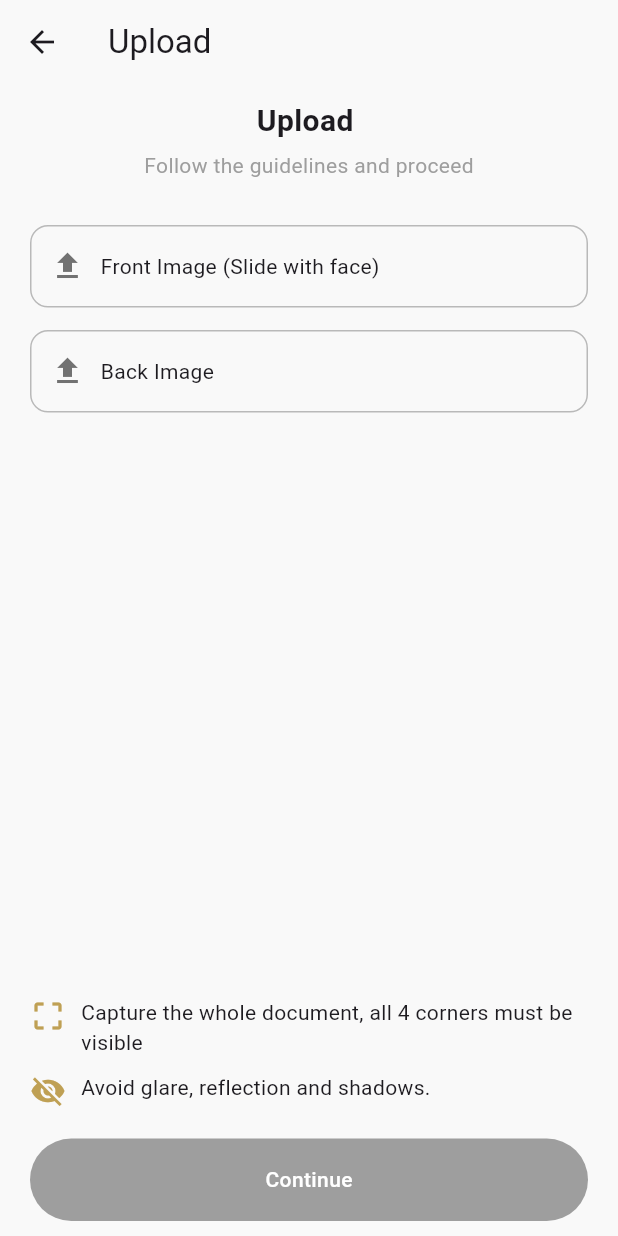
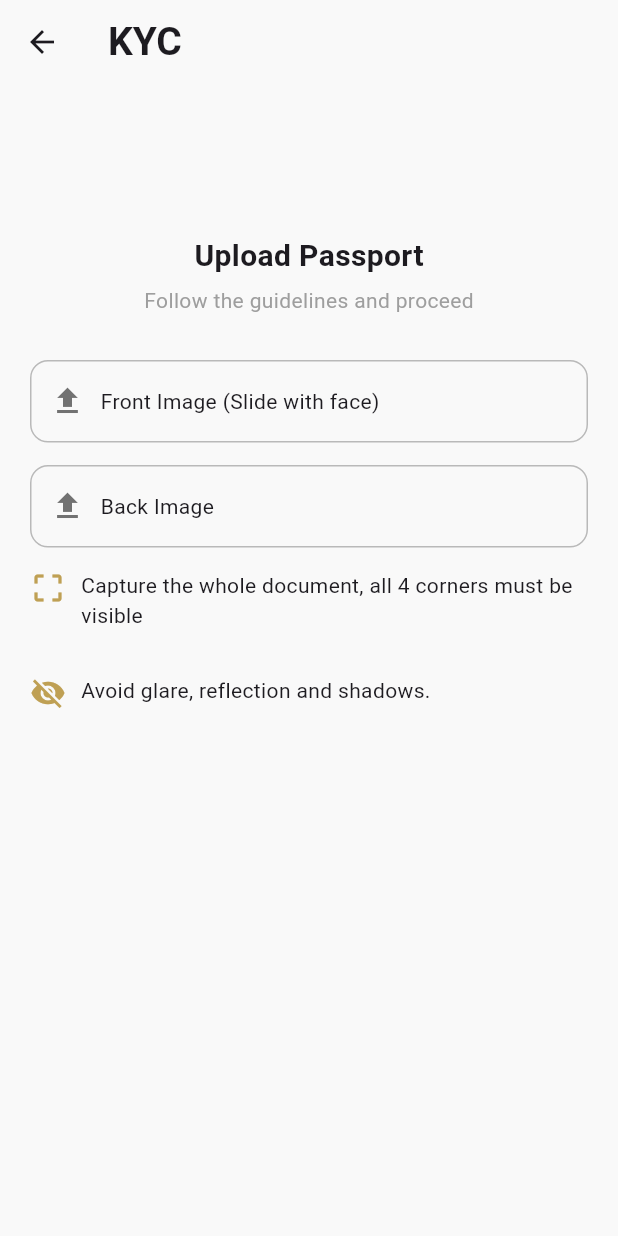
Before and after one commit to sufiyan454/goldvault_project, a Flutter app: the UploadScreen screen opened directly with empty values, on a phone screen of 412 x 824 dp. Run offline on Flutter 3.47's test engine with Material 3 defaults, Android fonts, the phone set to English and light mode, and no system bars.

Commit message:
User adjustments to layout spacing and strings

```diff
--- a/lib/features/auth/screens/upload_screen.dart
+++ b/lib/features/auth/screens/upload_screen.dart
@@ -87,7 +87,7 @@ class UploadScreen extends StatelessWidget {
     return Scaffold(
       backgroundColor: AppColors.background,
       appBar: AppBar(
-        title: Text("Upload $type"),
+        title: Text("KYC",style: TextStyle(fontSize: 26,fontWeight: FontWeight.bold),),
         backgroundColor: Colors.transparent,
         elevation: 0,
       ),
@@ -102,11 +102,13 @@ class UploadScreen extends StatelessWidget {
               child: Column(
                 mainAxisAlignment: MainAxisAlignment.spaceBetween,
                 children: [
-                  // TOP CONTENT (Cards)
-                  Column(
+
+                  Padding(
+                    padding: const EdgeInsets.only(top: 90),
+                    child: Column(
                       children: [
                         Text(
-                        "Upload $type",
+                          "Upload Passport",
                           style: const TextStyle(fontSize: 20, fontWeight: FontWeight.w600),
                         ),
                         const SizedBox(height: 5),
@@ -130,9 +132,11 @@ class UploadScreen extends StatelessWidget {
                         ),
                       ],
                     ),
+                  ),
 
-                  // BOTTOM CONTENT (Guidelines + Button)
-                  Column(
+                  Padding(
+                    padding: const EdgeInsets.only(bottom: 500),
+                    child: Column(
                       children: [
                         const Row(
                           crossAxisAlignment: CrossAxisAlignment.start,
@@ -146,7 +150,7 @@ class UploadScreen extends StatelessWidget {
                             ),
                           ],
                         ),
-                      const SizedBox(height: 10),
+                        const SizedBox(height: 30),
 
                         const Row(
                           crossAxisAlignment: CrossAxisAlignment.start,
@@ -158,7 +162,7 @@ class UploadScreen extends StatelessWidget {
                         ),
 
                         Padding(
-                        padding: const EdgeInsets.only(top: 20),
+                          padding: const EdgeInsets.only(top: 360),
                           child: GestureDetector(
                             onTap: uploadProvider.isValid
                                 ? () {
@@ -190,6 +194,7 @@ class UploadScreen extends StatelessWidget {
                         ),
                       ],
                     ),
+                  ),
                 ],
               ),
             ),
```
Lines whose indentation alone changed are shown as unchanged.
